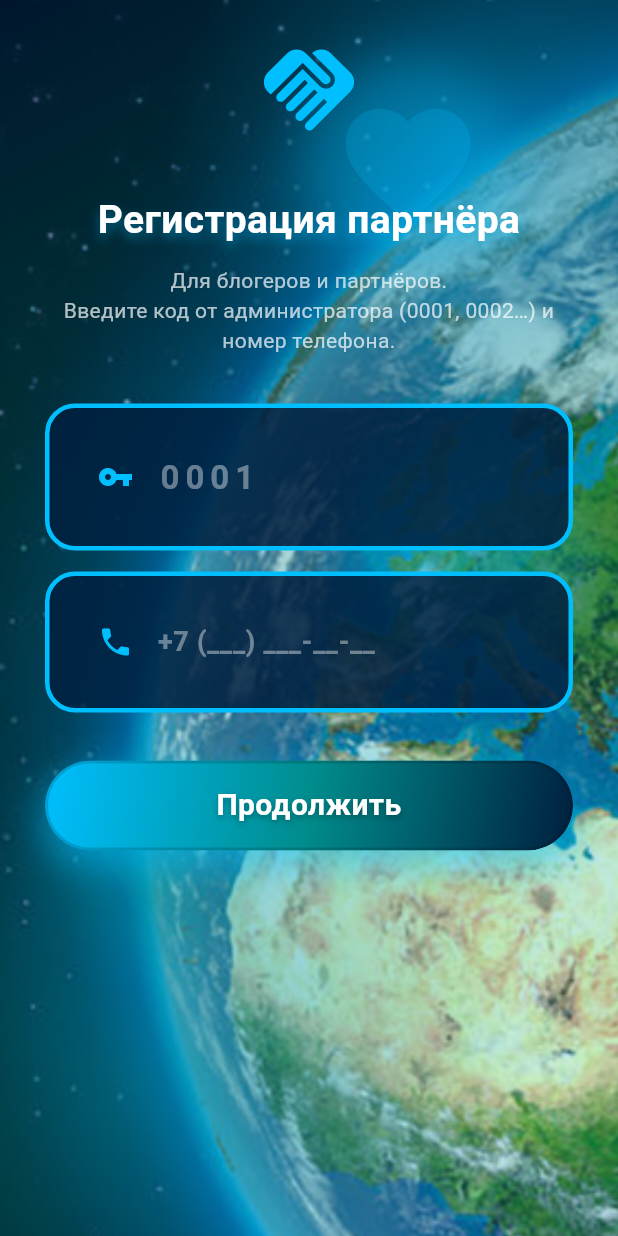
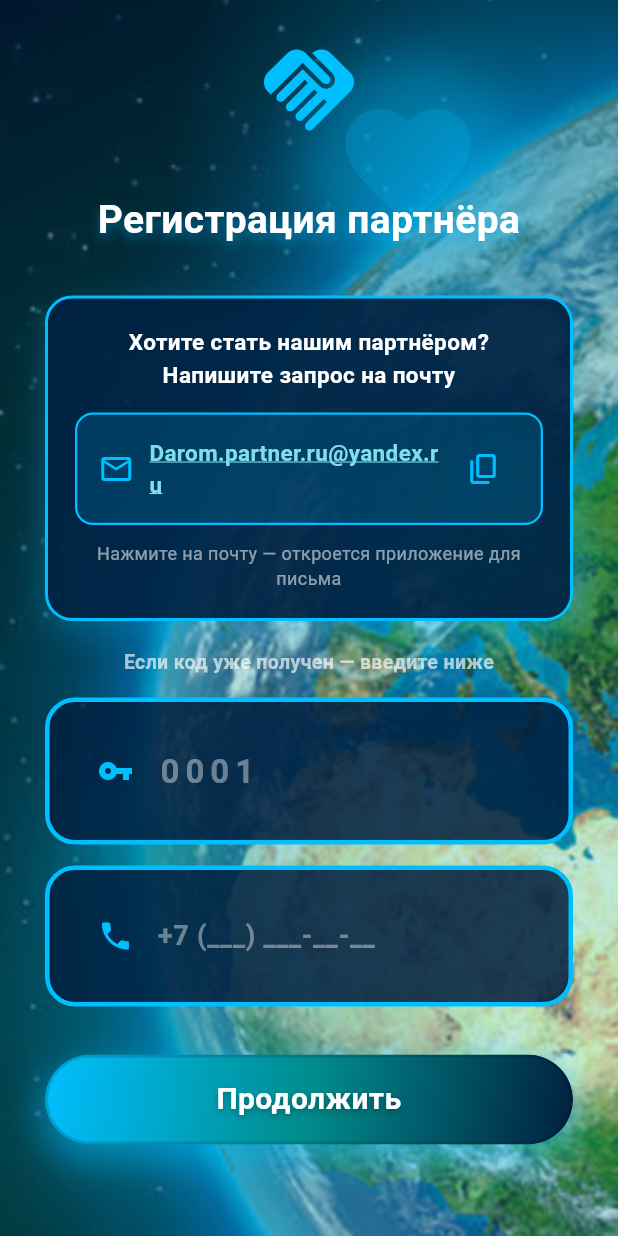
Before and after one commit to egurchenkovwallstreet-sys/darom_app, a Flutter app: the PartnerRegisterScreen widget shown alone on an empty page, opened directly, on a phone screen of 412 x 824 dp. Run offline on Flutter 3.47's test engine with Material 3 defaults, Android fonts, the light colour scheme and no system bars; drawn by our look-alikes of flutter_animate; our stand-ins replace flutter_map, image_picker, latlong2, shared_preferences; missing offline and left inert: dart:html; accounts and stored records are empty; network calls fail.

Commit message:
Почта для заявок партнёров на экране регистрации

```diff
--- a/lib/screens/partner_register_screen.dart
+++ b/lib/screens/partner_register_screen.dart
@@ -4,6 +4,7 @@ import '../services/auth_api.dart';
 import '../services/partners_api.dart';
 import '../widgets/auth_form_scroll.dart';
 import '../widgets/midnight_glow_screen.dart';
+import '../widgets/partner_email_request_card.dart';
 import '../widgets/primary_action_button.dart';
 import 'sms_screen.dart';
 
@@ -111,15 +112,24 @@ class _PartnerRegisterScreenState extends State<PartnerRegisterScreen> {
     return MidnightGlowScreen(
       child: AuthFormScroll(
         title: 'Регистрация партнёра',
-        subtitle:
-            'Для блогеров и партнёров.\n'
-            'Введите код от администратора (0001, 0002…) и номер телефона.',
         compactSubtitle: 'Код партнёра и номер телефона',
         focusNode: _codeFocus,
         formKey: _formKey,
         leading: const Icon(Icons.handshake_rounded, size: 72, color: Color(0xFF00BFFF)),
         form: Column(
           children: [
+            const PartnerEmailRequestCard(),
+            const SizedBox(height: 18),
+            Text(
+              'Если код уже получен — введите ниже',
+              textAlign: TextAlign.center,
+              style: TextStyle(
+                color: const Color(0xFFFFFFFF).withOpacity(0.65),
+                fontSize: 13,
+                fontWeight: FontWeight.w600,
+              ),
+            ),
+            const SizedBox(height: 14),
             Container(
               padding: const EdgeInsets.all(20),
               decoration: BoxDecoration(
--- /dev/null
+++ b/lib/widgets/partner_email_request_card.dart
@@ -0,0 +1,142 @@
+import 'package:flutter/material.dart';
+import 'package:flutter/services.dart';
+import 'package:url_launcher/url_launcher.dart';
+
+const kPartnerRequestEmail = 'Darom.partner.ru@yandex.ru';
+
+Future<void> openPartnerRequestEmail() async {
+  final uri = Uri(
+    scheme: 'mailto',
+    path: kPartnerRequestEmail,
+    query: _encodeQuery({
+      'subject': 'Заявка на партнёрство «Дarom»',
+    }),
+  );
+
+  final opened = await launchUrl(
+    uri,
+    mode: LaunchMode.externalApplication,
+  );
+
+  if (!opened) {
+    throw 'Не удалось открыть почту. Скопируйте адрес: $kPartnerRequestEmail';
+  }
+}
+
+String? _encodeQuery(Map<String, String> params) {
+  if (params.isEmpty) return null;
+  return params.entries
+      .map((e) => '${Uri.encodeComponent(e.key)}=${Uri.encodeComponent(e.value)}')
+      .join('&');
+}
+
+class PartnerEmailRequestCard extends StatelessWidget {
+  const PartnerEmailRequestCard({super.key});
+
+  Future<void> _copyEmail(BuildContext context) async {
+    await Clipboard.setData(const ClipboardData(text: kPartnerRequestEmail));
+    if (!context.mounted) return;
+    ScaffoldMessenger.of(context).showSnackBar(
+      const SnackBar(
+        content: Text('Адрес почты скопирован'),
+        backgroundColor: Color(0xFF00BFFF),
+      ),
+    );
+  }
+
+  Future<void> _openEmail(BuildContext context) async {
+    try {
+      await openPartnerRequestEmail();
+    } catch (error) {
+      if (!context.mounted) return;
+      ScaffoldMessenger.of(context).showSnackBar(
+        SnackBar(
+          content: Text('$error'),
+          backgroundColor: const Color(0xFFFF5722),
+        ),
+      );
+    }
+  }
+
+  @override
+  Widget build(BuildContext context) {
+    return Container(
+      padding: const EdgeInsets.all(18),
+      decoration: BoxDecoration(
+        color: const Color(0xFF001F3F).withOpacity(0.9),
+        borderRadius: BorderRadius.circular(18),
+        border: Border.all(color: const Color(0xFF00BFFF), width: 2),
+        boxShadow: [
+          BoxShadow(
+            color: const Color(0xFF00BFFF).withOpacity(0.25),
+            blurRadius: 18,
+            offset: const Offset(0, 8),
+          ),
+        ],
+      ),
+      child: Column(
+        children: [
+          const Text(
+            'Хотите стать нашим партнёром?\nНапишите запрос на почту',
+            textAlign: TextAlign.center,
+            style: TextStyle(
+              color: Color(0xFFFFFFFF),
+              fontSize: 15,
+              height: 1.45,
+              fontWeight: FontWeight.w600,
+            ),
+          ),
+          const SizedBox(height: 14),
+          Material(
+            color: Colors.transparent,
+            child: InkWell(
+              onTap: () => _openEmail(context),
+              borderRadius: BorderRadius.circular(12),
+              child: Container(
+                width: double.infinity,
+                padding: const EdgeInsets.symmetric(horizontal: 14, vertical: 12),
+                decoration: BoxDecoration(
+                  color: const Color(0xFF00BFFF).withOpacity(0.15),
+                  borderRadius: BorderRadius.circular(12),
+                  border: Border.all(color: const Color(0xFF00BFFF), width: 1.5),
+                ),
+                child: Row(
+                  children: [
+                    const Icon(Icons.mail_outline, color: Color(0xFF00BFFF)),
+                    const SizedBox(width: 10),
+                    Expanded(
+                      child: Text(
+                        kPartnerRequestEmail,
+                        style: const TextStyle(
+                          color: Color(0xFF80DEEA),
+                          fontSize: 15,
+                          fontWeight: FontWeight.bold,
+                          decoration: TextDecoration.underline,
+                          decorationColor: Color(0xFF80DEEA),
+                        ),
+                      ),
+                    ),
+                    IconButton(
+                      tooltip: 'Скопировать',
+                      onPressed: () => _copyEmail(context),
+                      icon: const Icon(Icons.copy_rounded, color: Color(0xFF00BFFF)),
+                    ),
+                  ],
+                ),
+              ),
+            ),
+          ),
+          const SizedBox(height: 10),
+          Text(
+            'Нажмите на почту — откроется приложение для письма',
+            textAlign: TextAlign.center,
+            style: TextStyle(
+              color: const Color(0xFFFFFFFF).withOpacity(0.55),
+              fontSize: 12,
+            ),
+          ),
+        ],
+      ),
+    );
+  }
+}
--- a/pubspec.yaml
+++ b/pubspec.yaml
@@ -38,6 +38,7 @@ dependencies:
   flutter_map: ^7.0.2
   latlong2: ^0.9.1
   image_picker: ^1.1.2
+  url_launcher: ^6.3.1
 
 dev_dependencies:
   flutter_test:
```
Also changed, not shown: pubspec.lock.
